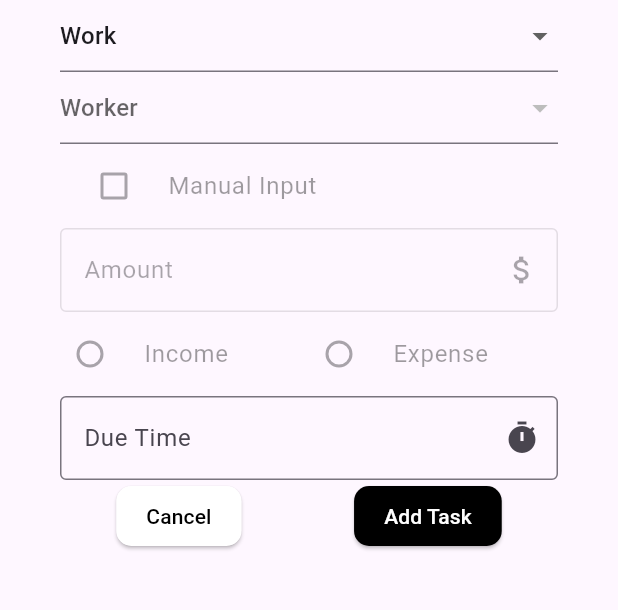
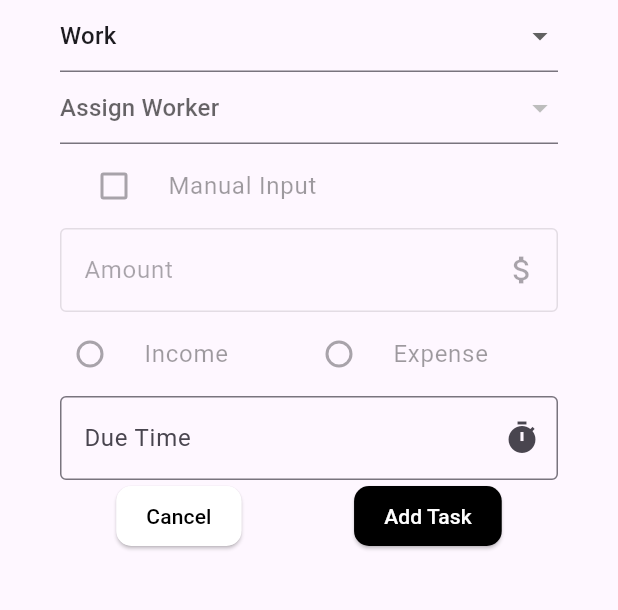
Before and after one commit to JashobeamKayiwa/TaskIT, a Flutter app: the AddTask screen opened directly, after a tap on "Add Task", on a phone screen of 412 x 824 dp, the part 114-724 px from its top. Run offline on Flutter 3.47's test engine with Material 3 defaults, Android fonts, the phone set to English and light mode, and no system bars; our stand-ins replace cloud_firestore, firebase_auth, firebase_core, flutter_otp_text_field; accounts and stored records are empty.

Commit message:
No personal tasks in general work page

```diff
--- a/task_it/lib/screens/addtask.dart
+++ b/task_it/lib/screens/addtask.dart
@@ -73,8 +73,8 @@ class _AddTaskState extends State<AddTask> {
                 },
               ),
               DropdownButtonFormField<String>(
+                hint: Text("Assign Worker"),
                 value: _workerSelected,
-                hint: Text("Worker"),
                 focusColor: Colors.transparent,
                 items: _workerList
                     .map((e) => DropdownMenuItem<String>(
@@ -231,6 +231,7 @@ class _AddTaskState extends State<AddTask> {
       'dueTime': _timeController.text,
       'createdAt': Timestamp.now(),
       'status': 'Pending', // Set initial status to 'Pending'
+      'isPersonal': false, // Set isPersonal to false
     };
 
     if (_categorySelected == 'Finance') {
--- a/task_it/lib/screens/manager/selftask.dart
+++ b/task_it/lib/screens/manager/selftask.dart
@@ -208,6 +208,7 @@ class _MyTaskState extends State<MyTask> {
       'dueTime': _timeController.text,
       'createdAt': Timestamp.now(),
       'status': 'Pending', // Set initial status to 'Pending'
+      'isPersonal': true, // Set isPersonal to true
     };
 
     if (_categorySelected == 'Finance') {
--- a/task_it/lib/screens/manager/tasker.dart
+++ b/task_it/lib/screens/manager/tasker.dart
@@ -86,6 +86,9 @@ class _TaskerState extends State<Tasker> {
 
                   final tasks = snapshot.data!.docs;
                   final filteredTasks = tasks.where((task) {
+                    if (task['isPersonal'] == true) {
+                      return false;
+                    }
                     if (_taskFilter == 'All Tasks') {
                       return true;
                     }
@@ -104,7 +107,6 @@ class _TaskerState extends State<Tasker> {
                       final task = filteredTasks[index];
                       final title = task['title'] ?? 'No Title';
                       final worker = task['worker'] ?? 'No Worker';
-                      // final dueTime = task['dueTime'] ?? 'No Time';
                       final status = task['status'] ?? 'Pending';
                       final statusColor =
                           status == 'Completed' ? Colors.green : Colors.red;
```
